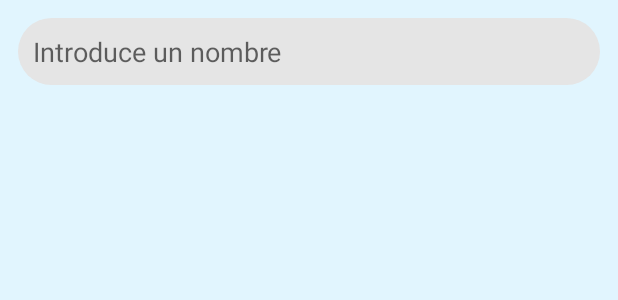
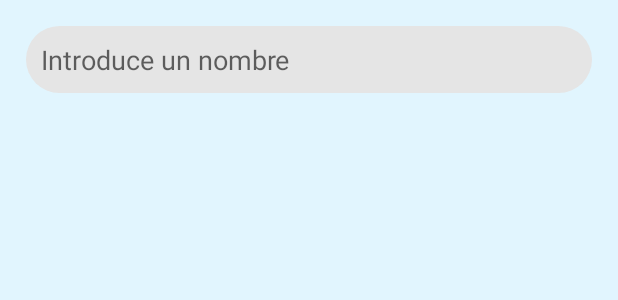
Before and after one commit to ang0823/apps-development-2020, an Android app: the layout activity_add_friend.xml on its own in the app's theme, with its tools: preview values and no code run, on a phone screen of 412 x 824 dp. Shown: the top 300 px of the screen. Run offline under Robolectric (Android 15) with nearby library versions, the phone set to English and light mode, and no system bars; network calls fail.

Commit message:
SE IMPLEMENTO CLICK LISTENER
Para cambiar de un activity a otro cuando se selecciona un resultado de busqueda

```diff
--- a/SocialBox/app/src/main/AndroidManifest.xml
+++ b/SocialBox/app/src/main/AndroidManifest.xml
@@ -12,7 +12,10 @@
         android:supportsRtl="true"
         android:theme="@style/AppTheme"
         android:usesCleartextTraffic="true">
-        <activity android:name=".AddFriend"></activity>
+        <activity android:name=".OtherUserProfileActivity"
+            android:parentActivityName=".AddFriend"
+            android:label="resultDetails"/>
+        <activity android:name=".AddFriend" />
         <activity android:name=".NavigationActivity" />
         <activity
             android:name=".SignupActivity"
--- /dev/null
+++ b/SocialBox/app/src/main/res/drawable-v24/ic_baseline_person_add_black.xml
@@ -0,0 +1,5 @@
+<vector android:height="15dp" android:tint="#000000"
+    android:viewportHeight="24" android:viewportWidth="24"
+    android:width="15dp" xmlns:android="http://schemas.android.com/apk/res/android">
+    <path android:fillColor="@color/colorBlack" android:pathData="M15,12c2.21,0 4,-1.79 4,-4s-1.79,-4 -4,-4 -4,1.79 -4,4 1.79,4 4,4zM6,10L6,7L4,7v3L1,10v2h3v3h2v-3h3v-2L6,10zM15,14c-2.67,0 -8,1.34 -8,4v2h16v-2c0,-2.66 -5.33,-4 -8,-4z"/>
+</vector>
--- a/SocialBox/app/src/main/res/layout/activity_add_friend.xml
+++ b/SocialBox/app/src/main/res/layout/activity_add_friend.xml
@@ -1,5 +1,7 @@
 <?xml version="1.0" encoding="utf-8"?>
-<LinearLayout xmlns:android="http://schemas.android.com/apk/res/android"
+<androidx.constraintlayout.widget.ConstraintLayout xmlns:app="http://schemas.android.com/apk/res-auto"
+    android:id="@+id/addFriend"
+    xmlns:android="http://schemas.android.com/apk/res/android"
     xmlns:tools="http://schemas.android.com/tools"
     android:layout_width="match_parent"
     android:layout_height="match_parent"
@@ -12,16 +14,28 @@
         android:id="@+id/userNameInput"
         android:layout_width="match_parent"
         android:layout_height="wrap_content"
+        android:layout_marginStart="5dp"
+        android:layout_marginTop="5dp"
+        android:layout_marginEnd="5dp"
         android:background="@drawable/round_corner"
+        android:hint="Introduce un nombre"
         android:inputType="text"
-        android:hint="Introduce un nombre"
-        android:padding="10dp" />
+        android:padding="10dp"
+        app:layout_constraintEnd_toEndOf="parent"
+        app:layout_constraintStart_toStartOf="parent"
+        app:layout_constraintTop_toTopOf="parent" />
 
     <androidx.recyclerview.widget.RecyclerView
         android:id="@+id/userSearch"
         android:layout_width="match_parent"
-        android:layout_height="match_parent"
+        android:layout_height="wrap_content"
+        android:layout_marginStart="5dp"
+        android:layout_marginTop="5dp"
+        android:layout_marginEnd="5dp"
         android:clickable="true"
-        android:scrollbars="vertical"/>
+        android:scrollbars="vertical"
+        app:layout_constraintEnd_toEndOf="parent"
+        app:layout_constraintStart_toStartOf="parent"
+        app:layout_constraintTop_toBottomOf="@+id/userNameInput" />
 
-</LinearLayout>
+</androidx.constraintlayout.widget.ConstraintLayout>
--- a/SocialBox/app/src/main/res/layout/single_user_result.xml
+++ b/SocialBox/app/src/main/res/layout/single_user_result.xml
@@ -1,6 +1,8 @@
 <?xml version="1.0" encoding="utf-8"?>
-<androidx.constraintlayout.widget.ConstraintLayout xmlns:android="http://schemas.android.com/apk/res/android"
+<androidx.constraintlayout.widget.ConstraintLayout
+    xmlns:android="http://schemas.android.com/apk/res/android"
     xmlns:app="http://schemas.android.com/apk/res-auto"
+    android:id="@+id/user_result"
     android:layout_width="match_parent"
     android:layout_height="wrap_content"
     android:background="@color/skyBlue"
```
Also changed, not shown: SocialBox/app/src/main/java/com/desapp/socialbox/MyRvAdapter.java (+16 -3 lines), SocialBox/app/src/main/java/com/desapp/socialbox/OtherUserProfileActivity.java (added, +28 -0 lines), SocialBox/app/src/main/res/layout/activity_other_user_profile.xml (added, +79 -0 lines).
